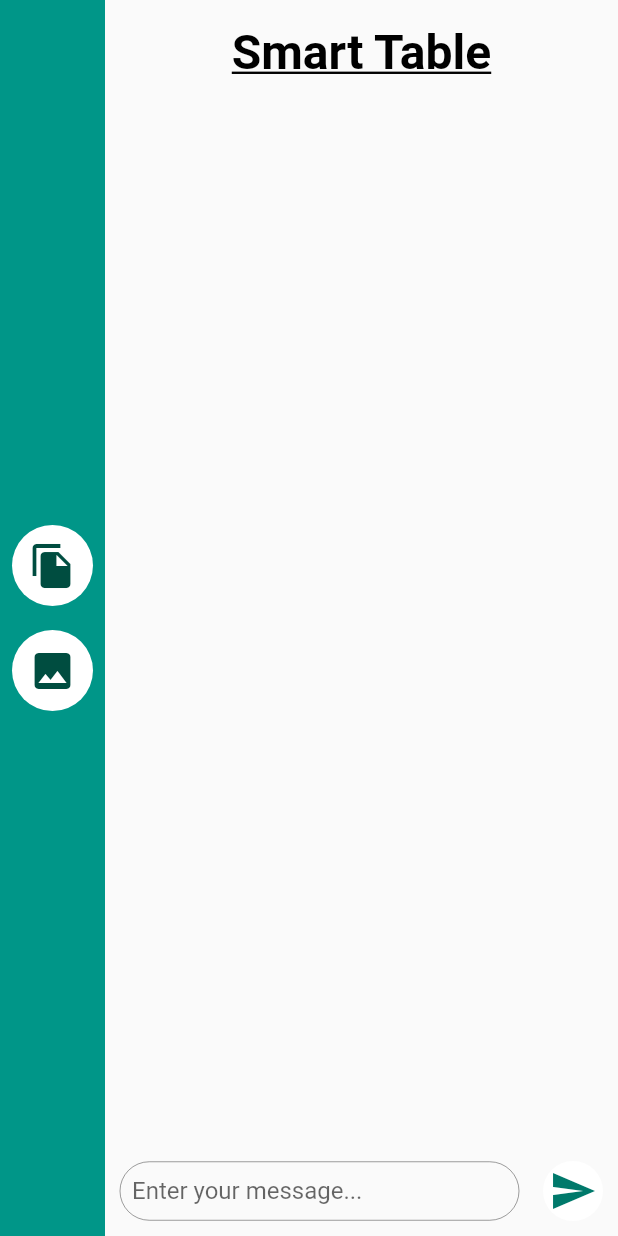
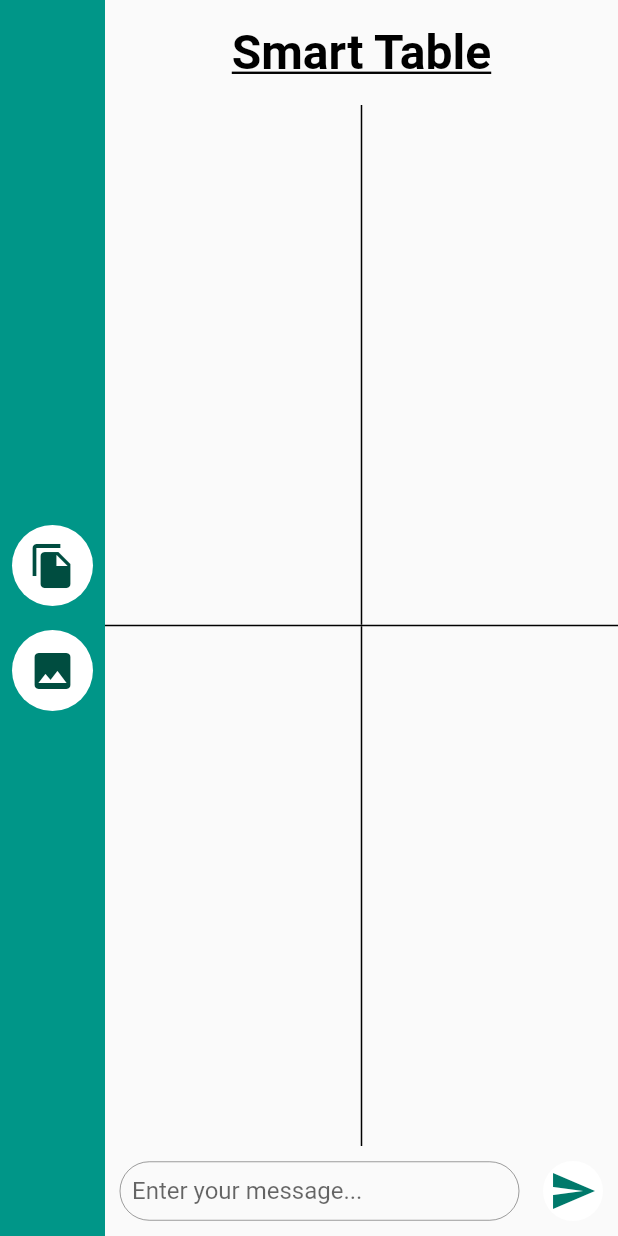
Before and after one commit to bb-grey/smart_table, a Flutter app: the HomeScreen screen opened directly, on a phone screen of 412 x 824 dp. Run offline on Flutter 3.47's test engine with Material 2 defaults, Android fonts, the phone set to English and light mode, and no system bars; our stand-ins replace cloud_firestore, firebase_auth, firebase_core; accounts and stored records are empty.

Commit message:
Updated for multiple windows

```diff
--- a/lib/main.dart
+++ b/lib/main.dart
@@ -4,6 +4,7 @@ import 'package:smart_table/screens/login_screen.dart';
 import './screens/home_screen.dart';
 import './constants.dart';
 
+// To run Web application: flutter run -d web-server
 void main() {
   WidgetsFlutterBinding.ensureInitialized();
   runApp(MyApp());
--- a/lib/screens/home_screen.dart
+++ b/lib/screens/home_screen.dart
@@ -32,7 +32,29 @@ class HomeScreen extends StatelessWidget {
                   AppHeading(text: kAppTitle),
                   Expanded(
                     // Put Windows Screen here by adding conditions.
-                    child: MessagesList(),
+                    child: Row(
+                      children: [
+                        Expanded(child: MessagesList()),
+                        Container(
+                          width: 1.0,
+                          color: Colors.black,
+                        ),
+                        Expanded(child: MessagesList()),
+                      ],
+                    ),
+                  ),
+                  Container(height: 1.0, color: Colors.black),
+                  Expanded(
+                    child: Row(
+                      children: [
+                        Expanded(child: MessagesList()),
+                        Container(
+                          width: 1.0,
+                          color: Colors.black,
+                        ),
+                        Expanded(child: MessagesList()),
+                      ],
+                    ),
                   ),
                   Container(
                     margin: EdgeInsets.symmetric(
```
Also changed, not shown: lib/screens/login_screen.dart (+9 -13 lines), 2 other files.
